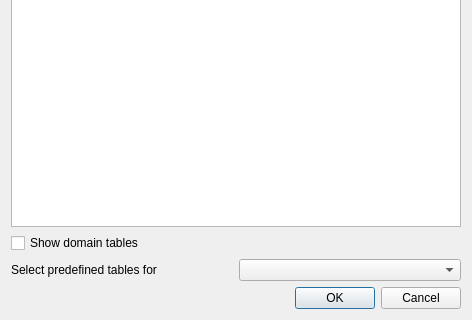
Before: the Qt Designer form asistente_ladm_col/ui/dlg_load_layers.ui in SwissTierrasColombia/Asistente-LADM-COL, drawn with Qt 5; both pictures show x 0 to 472 and y 152 to 472 of the 472 by 472 pixel window.
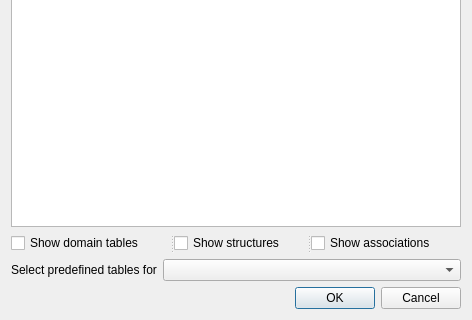
After: the same form once the commit is applied.

Commit message: Load layers dialog: Filter by domain, structure, and association

What changed in the file:
```diff
--- a/asistente_ladm_col/ui/dlg_load_layers.ui
+++ b/asistente_ladm_col/ui/dlg_load_layers.ui
@@ -66,17 +66,39 @@
      </item>
     </widget>
    </item>
-   <item row="5" column="0">
+   <item row="2" column="0" colspan="2">
+    <widget class="QSplitter" name="splitter">
+     <property name="orientation">
+      <enum>Qt::Horizontal</enum>
+     </property>
+     <widget class="QCheckBox" name="chk_show_domains">
+      <property name="text">
+       <string>Show domain tables</string>
+      </property>
+     </widget>
+     <widget class="QCheckBox" name="chk_show_structures">
+      <property name="text">
+       <string>Show structures</string>
+      </property>
+     </widget>
+     <widget class="QCheckBox" name="chk_show_associations">
+      <property name="text">
+       <string>Show associations</string>
+      </property>
+     </widget>
+    </widget>
+   </item>
+   <item row="3" column="0">
     <widget class="QLabel" name="label">
      <property name="text">
       <string>Select predefined tables for</string>
      </property>
     </widget>
    </item>
-   <item row="5" column="1">
+   <item row="3" column="1">
     <widget class="QComboBox" name="cbo_select_predefined_tables"/>
    </item>
-   <item row="6" column="0" colspan="2">
+   <item row="4" column="1">
     <widget class="QDialogButtonBox" name="buttonBox">
      <property name="orientation">
       <enum>Qt::Horizontal</enum>
@@ -86,13 +108,6 @@
      </property>
     </widget>
    </item>
-   <item row="4" column="0">
-    <widget class="QCheckBox" name="chk_show_domains">
-     <property name="text">
-      <string>Show domain tables</string>
-     </property>
-    </widget>
-   </item>
   </layout>
  </widget>
  <resources/>
```
The commit also changes 2 other files.
